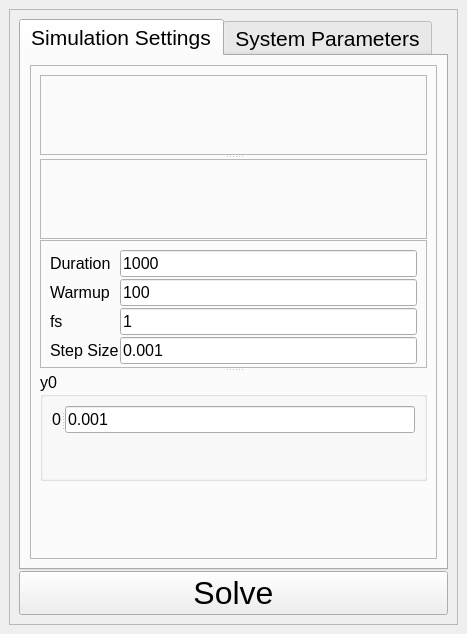
Qt form CuNODE/gui/resources/widgets/qtdesigner/sim_controller.ui (ccam80/CuNODE) before a commit.
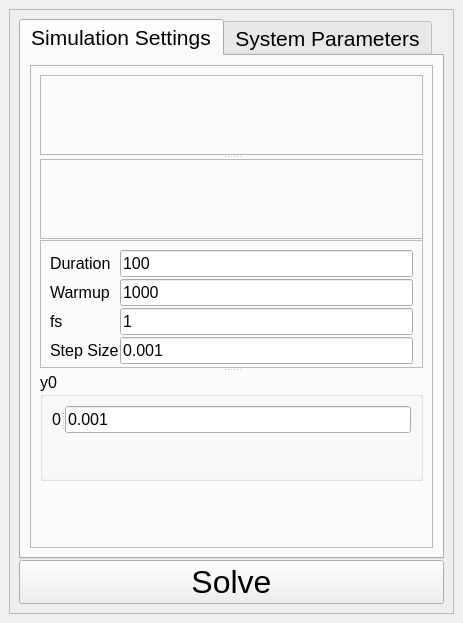
The same form after that commit. Custom widgets are drawn as their Qt base class.

Diff of the .ui file:
```diff
--- a/CuNODE/gui/resources/widgets/qtdesigner/sim_controller.ui
+++ b/CuNODE/gui/resources/widgets/qtdesigner/sim_controller.ui
@@ -6,8 +6,8 @@
    <rect>
     <x>0</x>
     <y>0</y>
-    <width>467</width>
-    <height>634</height>
+    <width>463</width>
+    <height>623</height>
    </rect>
   </property>
   <property name="sizePolicy">
@@ -367,7 +367,7 @@
                     </font>
                    </property>
                    <property name="text">
-                    <string>100</string>
+                    <string>1000</string>
                    </property>
                    <property name="minValue" stdset="0">
                     <double>0.000000000000000</double>
@@ -394,7 +394,7 @@
                     </font>
                    </property>
                    <property name="text">
-                    <string>1000</string>
+                    <string>100</string>
                    </property>
                    <property name="minValue" stdset="0">
                     <double>0.000000000000000</double>
```
Left out of the diff: 105 changed lines with no effect on the pictures.
